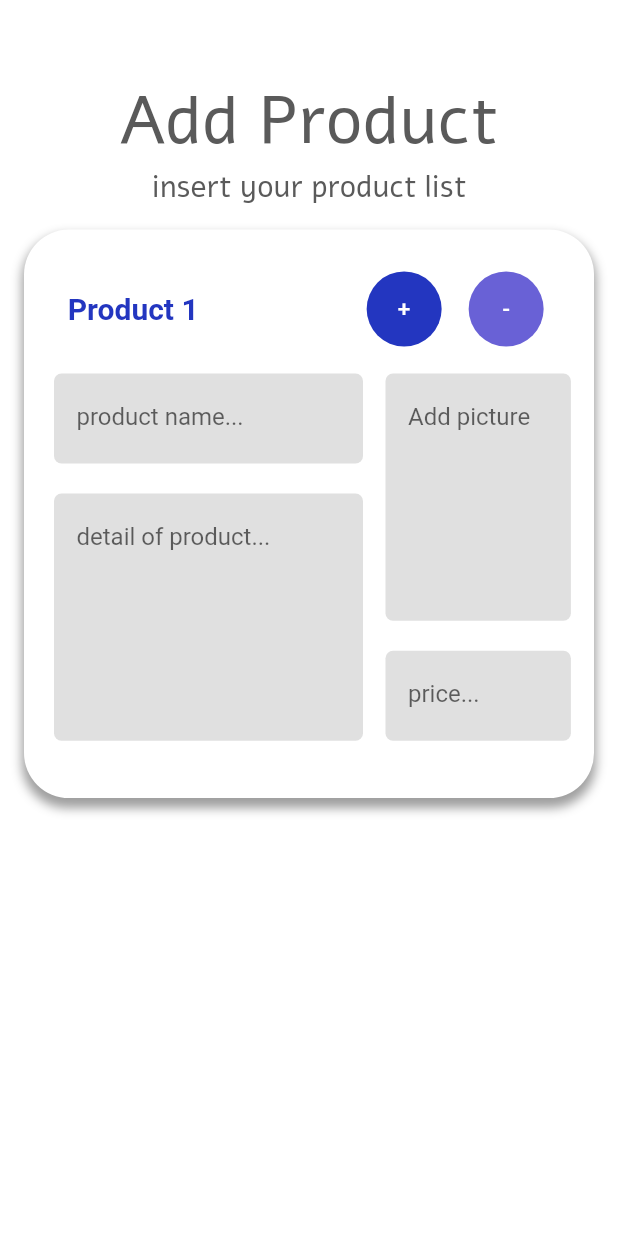
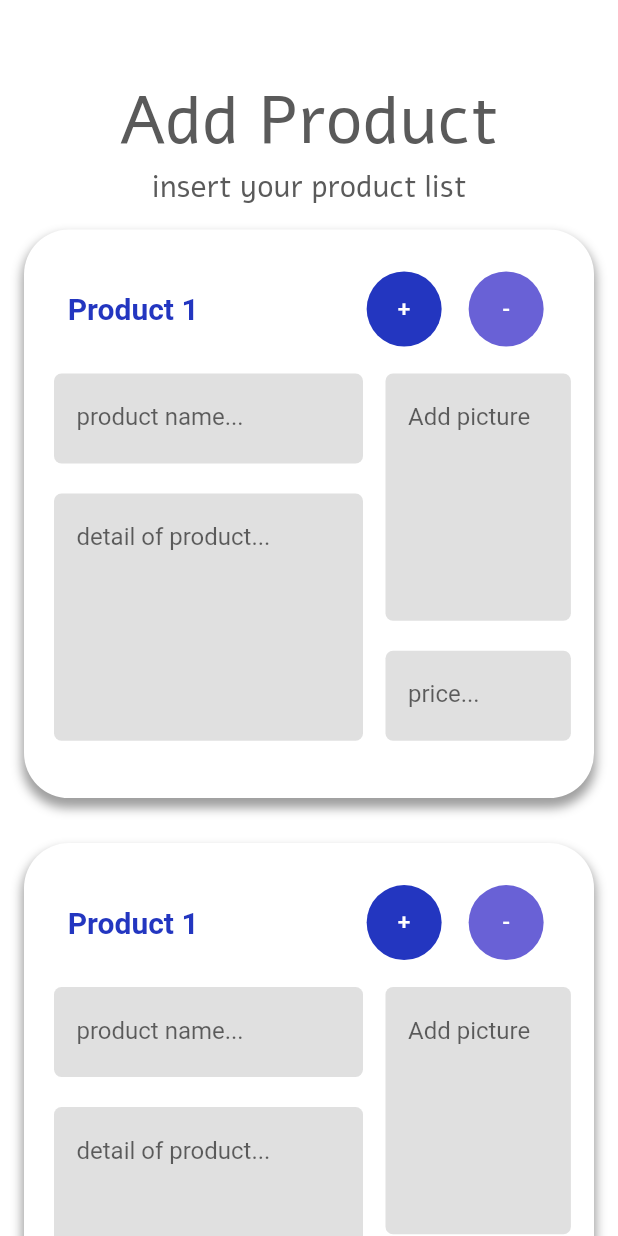
Before and after one commit to CSC234/Memby-application, a Flutter app: the AddProductList screen opened directly, on a phone screen of 412 x 824 dp. Run offline on Flutter 3.47's test engine with Material 2 defaults, Android fonts, the phone set to English and light mode, and no system bars; our stand-ins replace dotted_decoration, firebase_auth, firebase_core, google_sign_in; accounts and stored records are empty.

Commit message:
[UPDATE] card of product

```diff
--- a/lib/components/CardProduct.dart
+++ b/lib/components/CardProduct.dart
@@ -24,7 +24,8 @@ class CardProductButton extends StatelessWidget {
   Widget build(BuildContext context) {
     double width = MediaQuery.of(context).size.width;
     double height = MediaQuery.of(context).size.height;
-    return Container(
+    return Column(children: [
+      Container(
           child: FlatButton(
         onPressed: press,
         child: SizedBox(
@@ -61,11 +62,13 @@ class CardProductButton extends StatelessWidget {
                                   fontWeight: FontWeight.bold),
                             ),
                             Container(
-                              margin: EdgeInsets.only(left: width * (25 / 100)),
+                                margin:
+                                    EdgeInsets.only(left: width * (25 / 100)),
                                 child: Row(children: [
                                   TextButton(
                                     child: Container(
-                                    margin: EdgeInsets.symmetric(horizontal: 1),
+                                      margin:
+                                          EdgeInsets.symmetric(horizontal: 1),
                                       width: 50,
                                       height: 50,
                                       child: Center(
@@ -78,10 +81,12 @@ class CardProductButton extends StatelessWidget {
                                           shape: BoxShape.circle,
                                           color: kPrimaryMain),
                                     ),
+                                    onPressed: press,
                                   ),
                                   TextButton(
                                     child: Container(
-                                    margin: EdgeInsets.symmetric(horizontal: 1),
+                                      margin:
+                                          EdgeInsets.symmetric(horizontal: 1),
                                       width: 50,
                                       height: 50,
                                       child: Center(
@@ -102,7 +107,8 @@ class CardProductButton extends StatelessWidget {
                               Column(
                                 children: [
                                   Container(
-                                    margin: EdgeInsets.symmetric(vertical: 10),
+                                      margin:
+                                          EdgeInsets.symmetric(vertical: 10),
                                       padding: EdgeInsets.symmetric(
                                           horizontal: 15, vertical: 5),
                                       width: width * (50 / 100),
@@ -118,7 +124,8 @@ class CardProductButton extends StatelessWidget {
                                             border: InputBorder.none),
                                       )),
                                   Container(
-                                    margin: EdgeInsets.symmetric(vertical: 10),
+                                      margin:
+                                          EdgeInsets.symmetric(vertical: 10),
                                       padding: EdgeInsets.symmetric(
                                           horizontal: 15, vertical: 5),
                                       width: width * (50 / 100),
@@ -148,7 +155,8 @@ class CardProductButton extends StatelessWidget {
                               Column(
                                 children: [
                                   Container(
-                                    margin: EdgeInsets.symmetric(vertical: 10),
+                                      margin:
+                                          EdgeInsets.symmetric(vertical: 10),
                                       padding: EdgeInsets.symmetric(
                                           horizontal: 15, vertical: 5),
                                       width: width * (30 / 100),
@@ -171,7 +179,8 @@ class CardProductButton extends StatelessWidget {
                                             border: InputBorder.none),
                                       )),
                                   Container(
-                                    margin: EdgeInsets.symmetric(vertical: 10),
+                                      margin:
+                                          EdgeInsets.symmetric(vertical: 10),
                                       padding: EdgeInsets.symmetric(
                                           horizontal: 15, vertical: 5),
                                       width: width * (30 / 100),
@@ -196,12 +205,14 @@ class CardProductButton extends StatelessWidget {
                                 ],
                               )
                             ],
-                        )
+                          ),
                         ],
                       )))
                 ],
               )),
         ),
-    ));
+      )),
+      SizedBox(height: 30),
+    ]);
   }
 }
--- a/lib/screens/addProductScreen.dart
+++ b/lib/screens/addProductScreen.dart
@@ -15,16 +15,33 @@ class AddProductList extends StatefulWidget {
 
 class Product {
   String question;
-  List<String> answer;
+  List<double> answer;
   Product({this.question, this.answer});
 }
 
 class _AddProductList extends State<AddProductList> {
+  double val = 0;
+  List<Product> product = [
+    Product(question: "test", answer: [0])
+  ];
+  void change() {
+    setState(() {
+      product.add(Product(question: 'aasdg', answer: [val]));
+      val += 1;
+      // print(val);
+      for (var i = 0; i < product.length; i++) {
+        print(product[i].answer.toString());
+      }
+      print('---------------------');
+    });
+  }
+
   @override
   Widget build(BuildContext context) {
     return Scaffold(
         backgroundColor: kPrimaryColor,
-        body: Container(
+        body: SingleChildScrollView(
+          child: Container(
             child: Align(
               alignment: Alignment.center,
               child: Container(
@@ -50,8 +67,19 @@ class _AddProductList extends State<AddProductList> {
                     SizedBox(
                       height: 15,
                     ),
-                  CardProductButton(),
+                    CardProductButton(
+                      press: () {
+                        change();
+                      },
+                    ),
+
+                    CardProductButton(
+                      press: () {
+                        change();
+                      },
+                    ),
                   ],
+                ),
               ),
             ),
           ),
```
Lines whose indentation alone changed are shown as unchanged.
